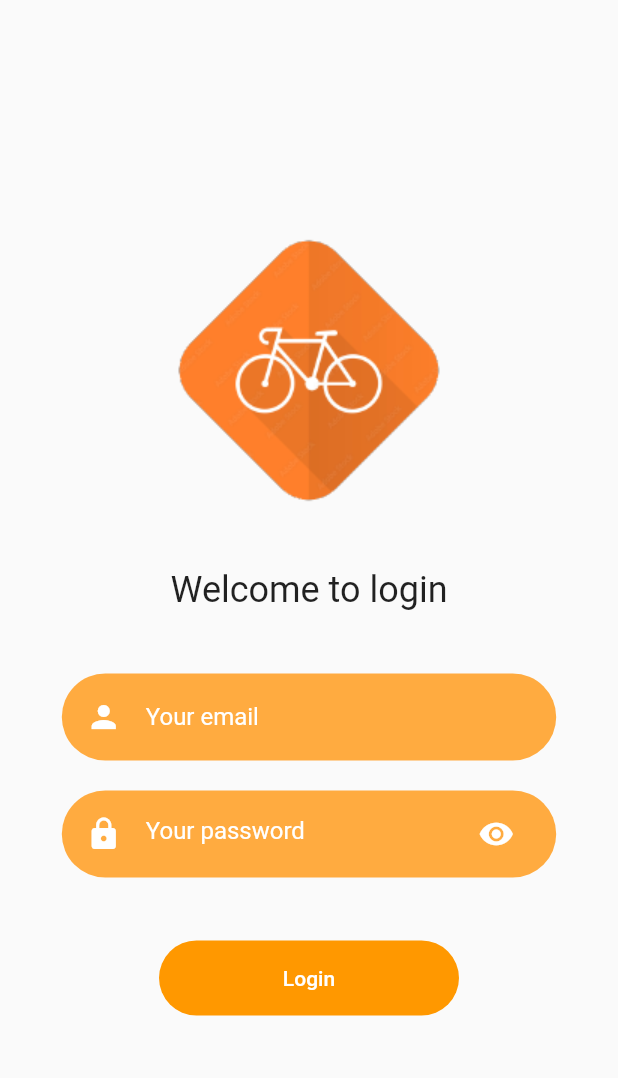
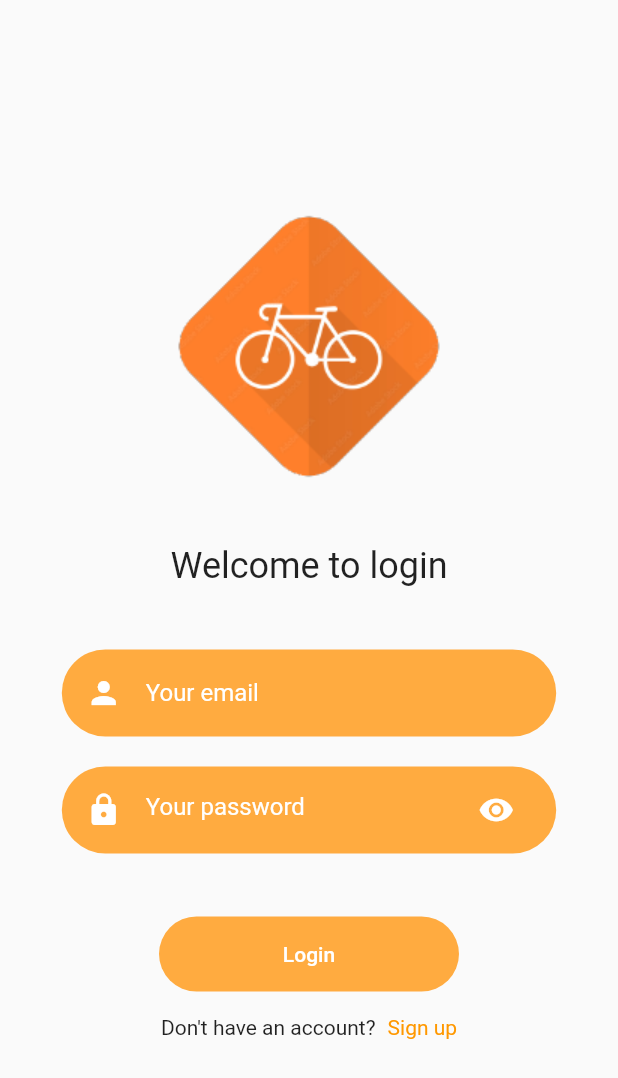
Before and after one commit to Navi-Buddy-IoT/LeadYourWay-MobileApp, a Flutter app: the Login screen opened directly, on a phone screen of 412 x 824 dp. Shown: the top 1078 px of the screen. Run offline on Flutter 3.47's test engine with Material 2 defaults, Android fonts, the phone set to English and light mode, and no system bars; our stand-ins replace google_nav_bar, lottie, smooth_page_indicator; network calls fail.

```diff
--- a/lib/auth/screens/login.dart
+++ b/lib/auth/screens/login.dart
@@ -1,4 +1,5 @@
 import 'package:flutter/material.dart';
+import 'package:lead_your_way/auth/screens/signup.dart';
 import 'package:lead_your_way/renting/screens/home_page.dart';
 import 'package:lead_your_way/shared/widgets/lyw_rounded_input_filed.dart';
 
@@ -18,9 +19,7 @@ class _LoginState extends State<Login> {
           mainAxisAlignment: MainAxisAlignment.center,
           children: [
             Image.asset('assets/logo-lyw.png'),
-            const SizedBox(
-              height: 32,
-            ),
+            const SizedBox(height: 32),
             GestureDetector(
               onTap: () {
                 Navigator.push(
@@ -35,9 +34,7 @@ class _LoginState extends State<Login> {
                 style: TextStyle(fontSize: 24),
               ),
             ),
-            const SizedBox(
-              height: 32,
-            ),
+            const SizedBox(height: 32),
             const RoundedInputField(
               keyboardType: TextInputType.emailAddress,
               textInputAction: TextInputAction.next,
@@ -50,23 +47,52 @@ class _LoginState extends State<Login> {
               hintText: "Your password",
               icon: const Icon(Icons.lock),
             ),
-            const SizedBox(
-              height: 32,
-            ),
+            const SizedBox(height: 32),
             FilledButton(
               onPressed: () {},
               style: FilledButton.styleFrom(
-                  backgroundColor: Colors.orange,
+                backgroundColor: Colors.orangeAccent,
                 foregroundColor: Colors.white,
                 fixedSize: const Size(200, 50),
                 shape: RoundedRectangleBorder(
                   borderRadius: BorderRadius.circular(32),
                 ),
               ),
-                child: Text("Login")),
+              child: const Text("Login"),
+            ),
+            const SizedBox(height: 16),
+            SignUpLink(),
           ],
         ),
       ),
     );
   }
+
+  // ignore: non_constant_identifier_names
+  Row SignUpLink() {
+    return Row(
+      mainAxisAlignment: MainAxisAlignment.center,
+      children: [
+        const Text("Don't have an account?"),
+        const SizedBox(width: 8),
+        GestureDetector(
+          onTap: () {
+            Navigator.push(
+              context,
+              MaterialPageRoute(
+                builder: (context) => const SignUp(),
+              ),
+            );
+          },
+          child: const Text(
+            "Sign up",
+            style: TextStyle(
+              color: Colors.orange,
+              backgroundColor: Color.fromARGB(0, 138, 132, 132),
+            ),
+          ),
+        ),
+      ],
+    );
   }
+}
```
Also changed, not shown: lib/auth/screens/signup.dart (added, +19 -0 lines). Lines whose indentation alone changed are shown as unchanged.
